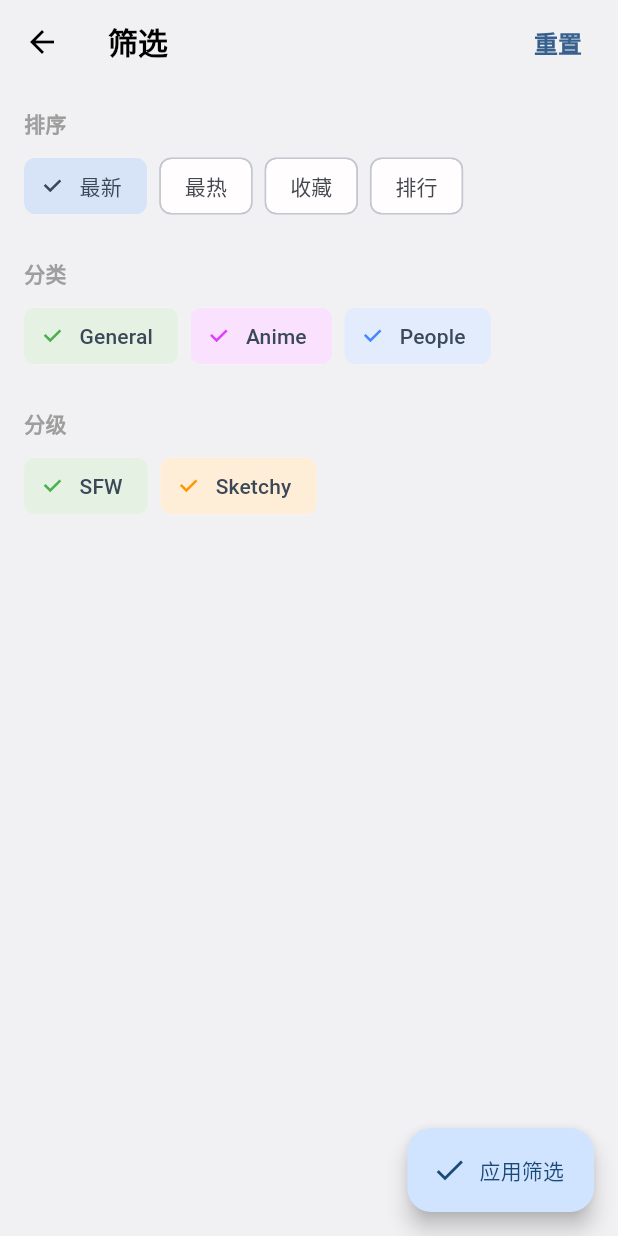
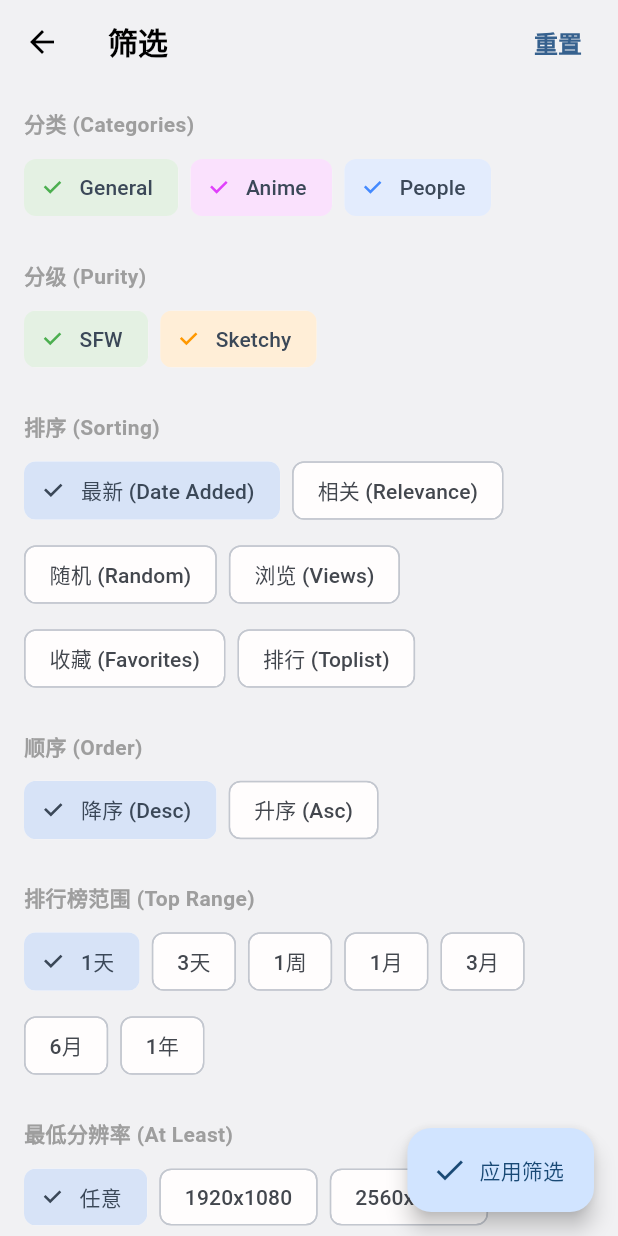
Before and after one commit to 275905127/WallHaven, a Flutter app: the FilterPage screen opened directly, on a phone screen of 412 x 824 dp. Run offline on Flutter 3.47's test engine with Material 3 defaults, Android fonts, the phone set to English and light mode, and no system bars; drawn by our look-alikes of dynamic_color; our stand-ins replace dio, permission_handler, shared_preferences; missing offline and left inert: gal; accounts and stored records are empty; network calls fail.

Commit message:
更新 providers.dart

```diff
--- a/lib/providers.dart
+++ b/lib/providers.dart
@@ -6,31 +6,69 @@ import 'models/source_config.dart';
 class AppState extends ChangeNotifier {
   SharedPreferences? _prefs;
 
-  // 默认图源
+  // 默认图源 - Wallhaven
   List<SourceConfig> _sources = [
     SourceConfig(
       name: 'Wallhaven',
       baseUrl: 'https://wallhaven.cc/api/v1/search',
       filters: [
-        FilterGroup(title: '排序', paramName: 'sorting', type: 'radio', options: [
-            FilterOption(label: '最新', value: 'date_added'),
-            FilterOption(label: '最热', value: 'views'),
-            FilterOption(label: '收藏', value: 'favorites'),
-            FilterOption(label: '排行', value: 'toplist'),
-        ]),
-        FilterGroup(title: '分类', paramName: 'categories', type: 'bitmask', options: [
+        // 1. 分类 (Categories)
+        FilterGroup(title: '分类 (Categories)', paramName: 'categories', type: 'bitmask', options: [
             FilterOption(label: 'General', value: 'General'),
             FilterOption(label: 'Anime', value: 'Anime'),
             FilterOption(label: 'People', value: 'People'),
         ]),
-        FilterGroup(title: '分级', paramName: 'purity', type: 'bitmask', options: [
+        // 2. 分级 (Purity)
+        FilterGroup(title: '分级 (Purity)', paramName: 'purity', type: 'bitmask', options: [
             FilterOption(label: 'SFW', value: 'SFW'),
             FilterOption(label: 'Sketchy', value: 'Sketchy'),
             FilterOption(label: 'NSFW', value: 'NSFW'),
         ]),
+        // 3. 排序 (Sorting)
+        FilterGroup(title: '排序 (Sorting)', paramName: 'sorting', type: 'radio', options: [
+            FilterOption(label: '最新 (Date Added)', value: 'date_added'),
+            FilterOption(label: '相关 (Relevance)', value: 'relevance'),
+            FilterOption(label: '随机 (Random)', value: 'random'),
+            FilterOption(label: '浏览 (Views)', value: 'views'),
+            FilterOption(label: '收藏 (Favorites)', value: 'favorites'),
+            FilterOption(label: '排行 (Toplist)', value: 'toplist'),
+        ]),
+        // 4. 顺序 (Order)
+        FilterGroup(title: '顺序 (Order)', paramName: 'order', type: 'radio', options: [
+            FilterOption(label: '降序 (Desc)', value: 'desc'),
+            FilterOption(label: '升序 (Asc)', value: 'asc'),
+        ]),
+        // 5. 排行榜时间范围 (Toplist Range) - 仅在排序为 Toplist 时有效
+        FilterGroup(title: '排行榜范围 (Top Range)', paramName: 'topRange', type: 'radio', options: [
+            FilterOption(label: '1天', value: '1d'),
+            FilterOption(label: '3天', value: '3d'),
+            FilterOption(label: '1周', value: '1w'),
+            FilterOption(label: '1月', value: '1M'),
+            FilterOption(label: '3月', value: '3M'),
+            FilterOption(label: '6月', value: '6M'),
+            FilterOption(label: '1年', value: '1y'),
+        ]),
+        // 6. 分辨率 (Resolution)
+        FilterGroup(title: '最低分辨率 (At Least)', paramName: 'atleast', type: 'radio', options: [
+            FilterOption(label: '任意', value: ''),
+            FilterOption(label: '1920x1080', value: '1920x1080'),
+            FilterOption(label: '2560x1440', value: '2560x1440'),
+            FilterOption(label: '3840x2160 (4K)', value: '3840x2160'),
+        ]),
+        // 7. 比例 (Ratios)
+        FilterGroup(title: '比例 (Ratios)', paramName: 'ratios', type: 'radio', options: [
+            FilterOption(label: '任意', value: ''),
+            FilterOption(label: '横屏 (Landscape)', value: 'landscape'),
+            FilterOption(label: '竖屏 (Portrait)', value: 'portrait'),
+            FilterOption(label: '16:9', value: '16x9'),
+            FilterOption(label: '16:10', value: '16x10'),
+            FilterOption(label: '21:9', value: '21x9'),
+            FilterOption(label: '9:16', value: '9x16'),
+        ]),
       ]
     ),
   ];
+
   int _currentSourceIndex = 0;
   Map<String, dynamic> _activeParams = {};
 
@@ -43,7 +81,7 @@ class AppState extends ChangeNotifier {
   bool _useAmoled = false;
   Locale _locale = const Locale('zh');
 
-  // === 🎨 外观设置 ===
+  // 外观设置
   double _cornerRadius = 24.0;
   double _homeCornerRadius = 12.0;
 
@@ -65,7 +103,6 @@ class AppState extends ChangeNotifier {
     String? lang = _prefs?.getString('language');
     if (lang != null) _locale = Locale(lang);
 
-    // 读取圆角设置
     _cornerRadius = _prefs?.getDouble('corner_radius') ?? 24.0;
     _homeCornerRadius = _prefs?.getDouble('home_corner_radius') ?? 12.0;
 
@@ -149,7 +186,6 @@ class AppState extends ChangeNotifier {
   void setAmoled(bool v) { _useAmoled = v; _prefs?.setBool('useAmoled', v); notifyListeners(); }
   void setLanguage(String v) { _locale = Locale(v); _prefs?.setString('language', v); notifyListeners(); }
 
-  // === 设置圆角方法 ===
   void setCornerRadius(double value) { _cornerRadius = value; _prefs?.setDouble('corner_radius', value); notifyListeners(); }
   void setHomeCornerRadius(double value) { _homeCornerRadius = value; _prefs?.setDouble('home_corner_radius', value); notifyListeners(); }
 }
```
